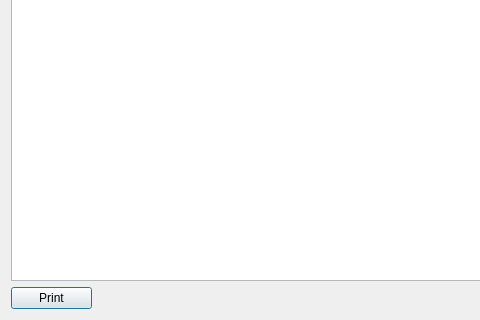
The window that shvsm/printreportdialog.ui (SeregaGomen/shvsm) describes before a commit, drawn with Qt 5; both pictures show x 0 to 480 and y 213 to 533 of the 1014 by 533 pixel window.
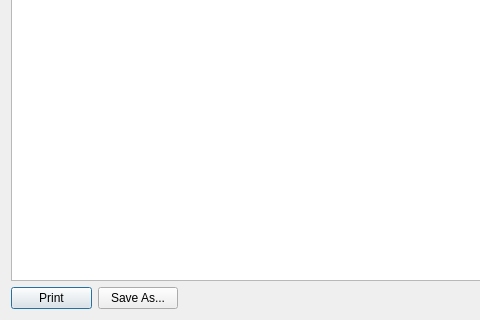
The same window after the commit. Icons and pictures are not drawn.

Patch:
```diff
--- a/shvsm/printreportdialog.ui
+++ b/shvsm/printreportdialog.ui
@@ -52,6 +52,13 @@
        </property>
       </widget>
      </item>
+     <item>
+      <widget class="QPushButton" name="pbSaveAs">
+       <property name="text">
+        <string>Save As...</string>
+       </property>
+      </widget>
+     </item>
      <item>
       <spacer name="horizontalSpacer">
        <property name="orientation">
```
Left out of the diff: 17 changed lines with no effect on the pictures.
